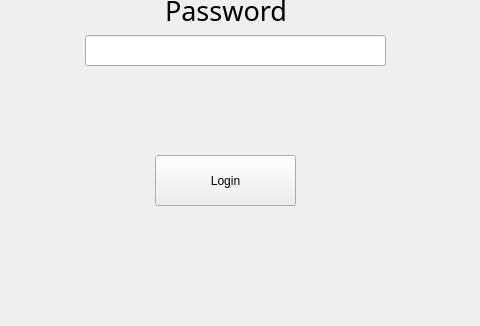
This is mainwindow.ui in cleanos123/Company-App--LAN-OR-VPN as Qt 5 draws it before an edit; both pictures show x 245 to 725 and y 305 to 631 of the 955 by 631 pixel window. The edited form follows.
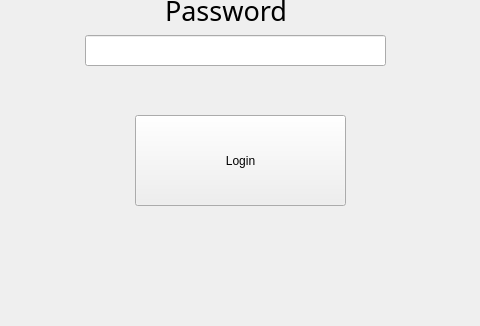
This is the edited form.

```diff
--- a/mainwindow.ui
+++ b/mainwindow.ui
@@ -57,10 +57,10 @@
    <widget class="QPushButton" name="loginBut">
     <property name="geometry">
      <rect>
-      <x>400</x>
-      <y>460</y>
-      <width>141</width>
-      <height>51</height>
+      <x>380</x>
+      <y>420</y>
+      <width>211</width>
+      <height>91</height>
      </rect>
     </property>
     <property name="text">
```
Left out of the diff: 6 changed lines with no effect on the pictures.
